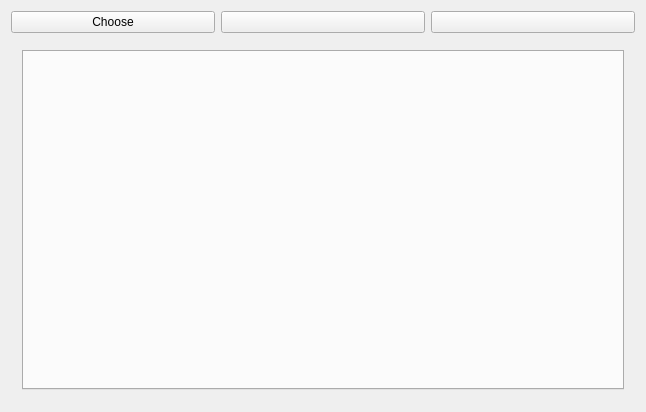
Qt form Plugins/org.mitk.gui.qt.cli/src/internal/CommandLineModulesViewControls.ui (MITK/MITK) before a commit.
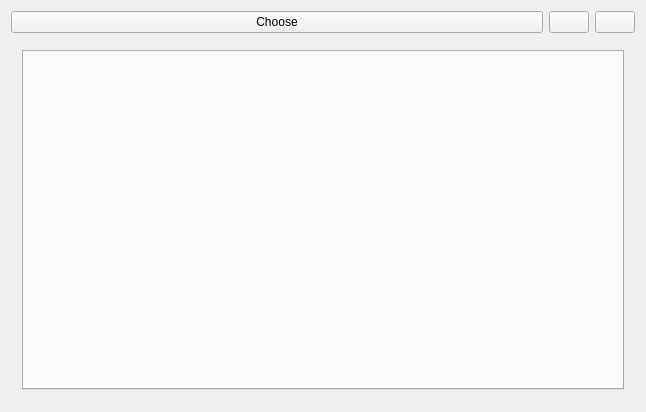
The same form after that commit.

Commit message: CLI plugin: Set icons using CommandLineModulesViewControls, basic run process

```diff
--- a/Plugins/org.mitk.gui.qt.cli/src/internal/CommandLineModulesViewControls.ui
+++ b/Plugins/org.mitk.gui.qt.cli/src/internal/CommandLineModulesViewControls.ui
@@ -31,6 +31,12 @@
      </item>
      <item>
       <widget class="QPushButton" name="m_RunButton">
+       <property name="sizePolicy">
+        <sizepolicy hsizetype="Fixed" vsizetype="Fixed">
+         <horstretch>0</horstretch>
+         <verstretch>0</verstretch>
+        </sizepolicy>
+       </property>
        <property name="text">
         <string/>
        </property>
@@ -38,6 +44,12 @@
      </item>
      <item>
       <widget class="QPushButton" name="m_StopButton">
+       <property name="sizePolicy">
+        <sizepolicy hsizetype="Fixed" vsizetype="Fixed">
+         <horstretch>0</horstretch>
+         <verstretch>0</verstretch>
+        </sizepolicy>
+       </property>
        <property name="text">
         <string/>
        </property>
```
Left out of the diff: 4 changed lines with no effect on the pictures. The commit also changes 7 other files.
